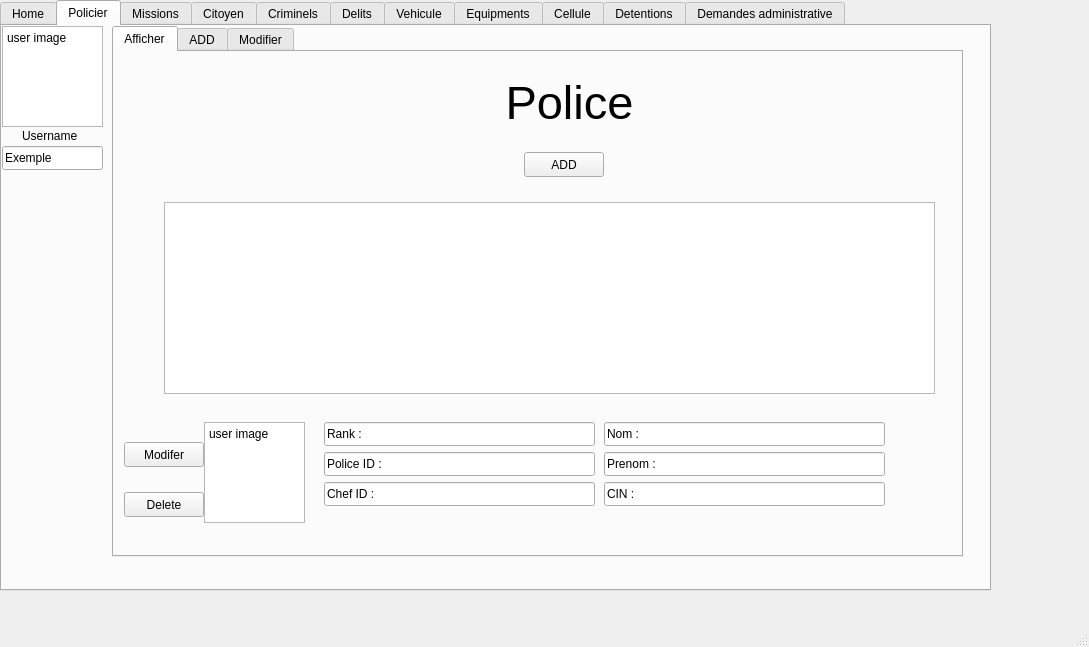
This is projetc/mainwindow.ui in Crystal-Blu/police-station-2A25 as Qt 5 draws it before an edit. The edited form follows.
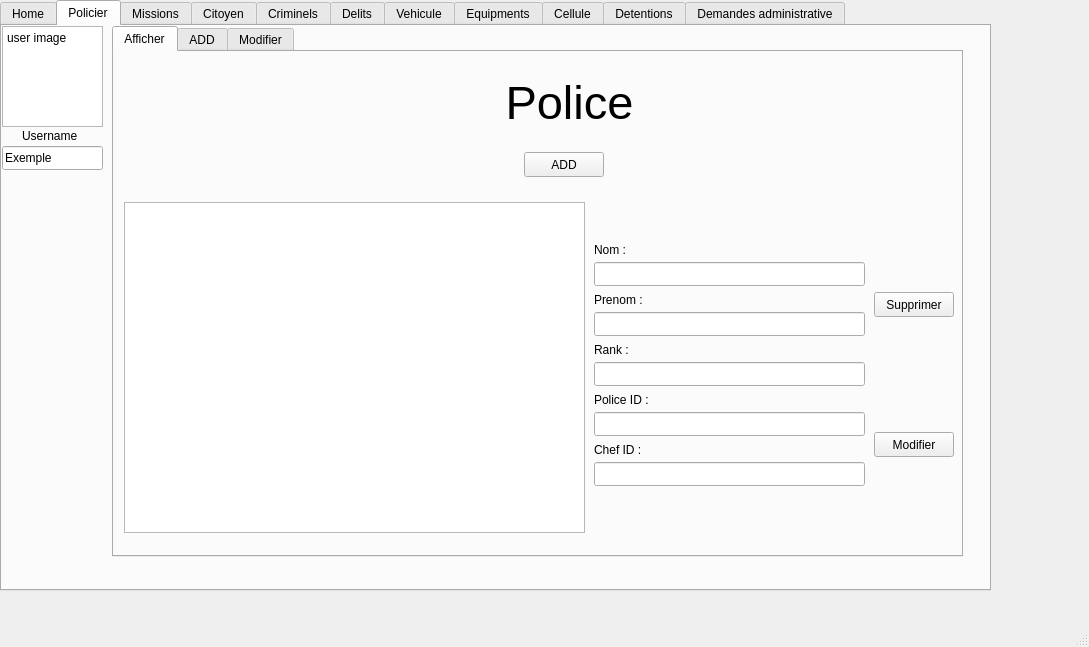
This is the edited form. The open tabs and pages were chosen to show the change.

```diff
--- a/projetc/mainwindow.ui
+++ b/projetc/mainwindow.ui
@@ -142,19 +142,6 @@
        <attribute name="title">
         <string>Afficher</string>
        </attribute>
-       <widget class="QPlainTextEdit" name="plainTextEdit_5">
-        <property name="geometry">
-         <rect>
-          <x>90</x>
-          <y>370</y>
-          <width>101</width>
-          <height>101</height>
-         </rect>
-        </property>
-        <property name="plainText">
-         <string>user image</string>
-        </property>
-       </widget>
        <widget class="QLabel" name="label_3">
         <property name="geometry">
          <rect>
@@ -195,118 +182,170 @@
          <string>ADD</string>
         </property>
        </widget>
-       <widget class="QPushButton" name="pushButton_8">
+       <widget class="QTableView" name="tableViewpolice">
         <property name="geometry">
          <rect>
           <x>10</x>
+          <y>150</y>
+          <width>461</width>
+          <height>331</height>
+         </rect>
+        </property>
+       </widget>
+       <widget class="QPushButton" name="pushButton_3">
+        <property name="geometry">
+         <rect>
+          <x>760</x>
+          <y>240</y>
+          <width>80</width>
+          <height>25</height>
+         </rect>
+        </property>
+        <property name="text">
+         <string>Supprimer</string>
+        </property>
+       </widget>
+       <widget class="QPushButton" name="pushButton_4">
+        <property name="geometry">
+         <rect>
+          <x>760</x>
+          <y>380</y>
+          <width>80</width>
+          <height>25</height>
+         </rect>
+        </property>
+        <property name="text">
+         <string>Modifier</string>
+        </property>
+       </widget>
+       <widget class="QLineEdit" name="le_prenompoliceafficher">
+        <property name="geometry">
+         <rect>
+          <x>480</x>
+          <y>260</y>
+          <width>271</width>
+          <height>24</height>
+         </rect>
+        </property>
+        <property name="text">
+         <string/>
+        </property>
+       </widget>
+       <widget class="QLineEdit" name="le_chefidafficher">
+        <property name="geometry">
+         <rect>
+          <x>480</x>
+          <y>410</y>
+          <width>271</width>
+          <height>24</height>
+         </rect>
+        </property>
+        <property name="text">
+         <string/>
+        </property>
+       </widget>
+       <widget class="QLineEdit" name="le_gradeafficher">
+        <property name="geometry">
+         <rect>
+          <x>480</x>
+          <y>310</y>
+          <width>271</width>
+          <height>24</height>
+         </rect>
+        </property>
+        <property name="text">
+         <string/>
+        </property>
+       </widget>
+       <widget class="QLineEdit" name="le_policeidafficher">
+        <property name="geometry">
+         <rect>
+          <x>480</x>
+          <y>360</y>
+          <width>271</width>
+          <height>24</height>
+         </rect>
+        </property>
+        <property name="text">
+         <string/>
+        </property>
+       </widget>
+       <widget class="QLineEdit" name="le_nompoliceafficher">
+        <property name="geometry">
+         <rect>
+          <x>480</x>
+          <y>210</y>
+          <width>271</width>
+          <height>24</height>
+         </rect>
+        </property>
+        <property name="text">
+         <string/>
+        </property>
+       </widget>
+       <widget class="QLabel" name="label_14">
+        <property name="geometry">
+         <rect>
+          <x>480</x>
+          <y>240</y>
+          <width>61</width>
+          <height>16</height>
+         </rect>
+        </property>
+        <property name="text">
+         <string>Prenom :</string>
+        </property>
+       </widget>
+       <widget class="QLabel" name="label_15">
+        <property name="geometry">
+         <rect>
+          <x>480</x>
+          <y>290</y>
+          <width>41</width>
+          <height>16</height>
+         </rect>
+        </property>
+        <property name="text">
+         <string>Rank :</string>
+        </property>
+       </widget>
+       <widget class="QLabel" name="label_16">
+        <property name="geometry">
+         <rect>
+          <x>480</x>
+          <y>340</y>
+          <width>61</width>
+          <height>16</height>
+         </rect>
+        </property>
+        <property name="text">
+         <string>Police ID :</string>
+        </property>
+       </widget>
+       <widget class="QLabel" name="label_17">
+        <property name="geometry">
+         <rect>
+          <x>480</x>
           <y>390</y>
-          <width>80</width>
-          <height>25</height>
-         </rect>
-        </property>
-        <property name="text">
-         <string>Modifer</string>
-        </property>
-       </widget>
-       <widget class="QLineEdit" name="lineEdit_29">
-        <property name="geometry">
-         <rect>
-          <x>490</x>
-          <y>430</y>
-          <width>281</width>
-          <height>24</height>
-         </rect>
-        </property>
-        <property name="text">
-         <string>CIN :</string>
-        </property>
-       </widget>
-       <widget class="QLineEdit" name="lineEdit_9">
-        <property name="geometry">
-         <rect>
-          <x>210</x>
-          <y>370</y>
-          <width>271</width>
-          <height>24</height>
-         </rect>
-        </property>
-        <property name="text">
-         <string>Rank :</string>
-        </property>
-       </widget>
-       <widget class="QLineEdit" name="lineEdit_10">
-        <property name="geometry">
-         <rect>
-          <x>210</x>
-          <y>400</y>
-          <width>271</width>
-          <height>24</height>
-         </rect>
-        </property>
-        <property name="text">
-         <string>Police ID :</string>
-        </property>
-       </widget>
-       <widget class="QLineEdit" name="lineEdit_27">
-        <property name="geometry">
-         <rect>
-          <x>490</x>
-          <y>400</y>
-          <width>281</width>
-          <height>24</height>
-         </rect>
-        </property>
-        <property name="text">
-         <string>Prenom :</string>
-        </property>
-       </widget>
-       <widget class="QLineEdit" name="lineEdit_28">
-        <property name="geometry">
-         <rect>
-          <x>490</x>
-          <y>370</y>
-          <width>281</width>
-          <height>24</height>
-         </rect>
-        </property>
-        <property name="text">
-         <string>Nom :</string>
-        </property>
-       </widget>
-       <widget class="QLineEdit" name="lineEdit_11">
-        <property name="geometry">
-         <rect>
-          <x>210</x>
-          <y>430</y>
-          <width>271</width>
-          <height>24</height>
+          <width>61</width>
+          <height>16</height>
          </rect>
         </property>
         <property name="text">
          <string>Chef ID :</string>
         </property>
        </widget>
-       <widget class="QPushButton" name="pushButton_14">
+       <widget class="QLabel" name="label_18">
         <property name="geometry">
          <rect>
-          <x>10</x>
-          <y>440</y>
-          <width>80</width>
-          <height>25</height>
+          <x>480</x>
+          <y>190</y>
+          <width>41</width>
+          <height>16</height>
          </rect>
         </property>
         <property name="text">
-         <string>Delete</string>
-        </property>
-       </widget>
-       <widget class="QTableView" name="tableView">
-        <property name="geometry">
-         <rect>
-          <x>50</x>
-          <y>150</y>
-          <width>771</width>
-          <height>192</height>
-         </rect>
+         <string>Nom :</string>
         </property>
        </widget>
       </widget>
```
Left out of the diff: 305 changed lines with no effect on the pictures.
